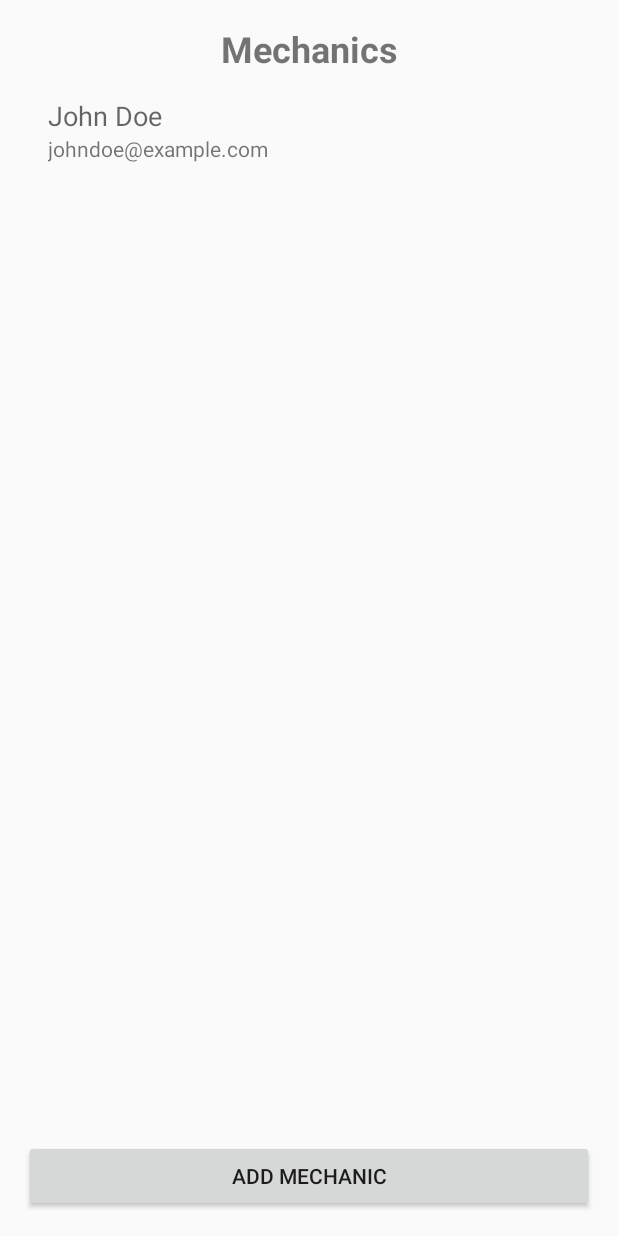
After one commit to TurtleIt31/AndriodRushAPp, an Android app built with Jetpack Compose: the MechanicsActivity screen opened directly, with no data from a screen before it, on a phone screen of 412 x 824 dp. The commit adds this screen. Run offline under Robolectric (Android 15) with nearby library versions, the phone set to English and light mode, and no system bars; our stand-ins replace CircleImageView.

Commit message:
added Mechanic page and added functionality did not test

```diff
--- a/app/src/main/AndroidManifest.xml
+++ b/app/src/main/AndroidManifest.xml
@@ -12,6 +12,11 @@
         android:supportsRtl="true"
         android:theme="@style/Theme.RushApp"
         tools:targetApi="31">
+        <activity
+            android:name=".MechanicsActivity"
+            android:exported="false"
+            android:label="@string/title_activity_mechanics"
+            android:theme="@style/Theme.RushApp" />
         <activity
             android:name=".VehicleActivity"
             android:exported="false"
--- a/app/src/main/java/Data/DataHandler.kt
+++ b/app/src/main/java/Data/DataHandler.kt
@@ -8,7 +8,7 @@ import android.util.Log
 
 class DataHandler(context: Context) {
 
-    private val dbHelper = DatabaseHelper(context)
+    val dbHelper = DatabaseHelper(context)
 
     // **Populate Sample Data**
     fun populateSampleData() {
@@ -316,6 +316,29 @@ class DataHandler(context: Context) {
         }
     }
 
+    fun getAllMechanics(db: SQLiteDatabase): List<Mechanic> {
+        val mechanics = mutableListOf<Mechanic>()
+        val cursor = db.query(
+            "Mechanics",
+            arrayOf("name", "email"),
+            null, // No WHERE clause to get all mechanics
+            null,
+            null,
+            null,
+            null
+        )
+
+        cursor.use {
+            while (it.moveToNext()) {
+                val name = it.getString(it.getColumnIndexOrThrow("name"))
+                val email = it.getString(it.getColumnIndexOrThrow("email"))
+                mechanics.add(Mechanic(name, email))
+            }
+        }
+        return mechanics
+    }
+
+
     private fun getCustomerIdByName(db: SQLiteDatabase, name: String): Long? {
         val cursor = db.query(
             "Customers",
--- /dev/null
+++ b/app/src/main/java/com/example/rushapp/Mechanic.kt
@@ -0,0 +1,3 @@
+package com.example.rushapp
+
+class Mechanic(val name: String, val email: String)
--- /dev/null
+++ b/app/src/main/java/com/example/rushapp/MechanicsActivity.kt
@@ -0,0 +1,33 @@
+package com.example.rushapp
+
+import android.content.Intent
+import android.os.Bundle
+import android.widget.Button
+import androidx.activity.ComponentActivity
+import androidx.recyclerview.widget.LinearLayoutManager
+import androidx.recyclerview.widget.RecyclerView
+
+class MechanicsActivity : ComponentActivity() {
+    private lateinit var dataHandler: DataHandler
+
+    override fun onCreate(savedInstanceState: Bundle?) {
+        super.onCreate(savedInstanceState)
+        setContentView(R.layout.activity_mechanics)
+
+        dataHandler = DataHandler(this) // Initialize DataHandler
+
+        // Get the database instance
+        val db = dataHandler.dbHelper.readableDatabase
+
+        // Fetch mechanics from the database
+        val mechanics = dataHandler.getAllMechanics(db)
+
+        // Find RecyclerView and set up adapter
+        val recyclerView: RecyclerView = findViewById(R.id.mechanicsRecyclerView)
+        recyclerView.layoutManager = LinearLayoutManager(this)
+        recyclerView.adapter = MechanicsAdapter(mechanics)
+
+        // Close database after use
+        db.close()
+    }
+}
--- /dev/null
+++ b/app/src/main/java/com/example/rushapp/MechanicsAdapter.kt
@@ -0,0 +1,30 @@
+package com.example.rushapp
+
+import android.view.LayoutInflater
+import android.view.View
+import android.view.ViewGroup
+import android.widget.TextView
+import androidx.recyclerview.widget.RecyclerView
+
+class MechanicsAdapter(private val mechanics: List<Mechanic>) :
+    RecyclerView.Adapter<MechanicsAdapter.MechanicViewHolder>() {
+
+    class MechanicViewHolder(view: View) : RecyclerView.ViewHolder(view) {
+        val nameTextView: TextView = view.findViewById(R.id.mechanicNameTextView)
+        val emailTextView: TextView = view.findViewById(R.id.mechanicEmailTextView)
+    }
+
+    override fun onCreateViewHolder(parent: ViewGroup, viewType: Int): MechanicViewHolder {
+        val view = LayoutInflater.from(parent.context)
+            .inflate(R.layout.item_mechanic, parent, false)
+        return MechanicViewHolder(view)
+    }
+
+    override fun onBindViewHolder(holder: MechanicViewHolder, position: Int) {
+        val mechanic = mechanics[position]
+        holder.nameTextView.text = mechanic.name
+        holder.emailTextView.text = mechanic.email
+    }
+
+    override fun getItemCount(): Int = mechanics.size
+}
--- a/app/src/main/res/layout/activity_mechanics.xml
+++ b/app/src/main/res/layout/activity_mechanics.xml
@@ -1,6 +1,37 @@
 <?xml version="1.0" encoding="utf-8"?>
-<androidx.constraintlayout.widget.ConstraintLayout xmlns:android="http://schemas.android.com/apk/res/android"
+<androidx.constraintlayout.widget.ConstraintLayout
+    xmlns:android="http://schemas.android.com/apk/res/android"
+    xmlns:app="http://schemas.android.com/apk/res-auto"
     android:layout_width="match_parent"
-    android:layout_height="match_parent">
+    android:layout_height="match_parent"
+    android:padding="16dp">
 
+    <TextView
+        android:id="@+id/titleTextView"
+        android:layout_width="wrap_content"
+        android:layout_height="wrap_content"
+        android:text="Mechanics"
+        android:textSize="24sp"
+        android:textStyle="bold"
+        app:layout_constraintTop_toTopOf="parent"
+        app:layout_constraintStart_toStartOf="parent"
+        app:layout_constraintEnd_toEndOf="parent" />
+
+    <androidx.recyclerview.widget.RecyclerView
+        android:id="@+id/mechanicsRecyclerView"
+        android:layout_width="0dp"
+        android:layout_height="0dp"
+        app:layout_constraintTop_toBottomOf="@id/titleTextView"
+        app:layout_constraintStart_toStartOf="parent"
+        app:layout_constraintEnd_toEndOf="parent"
+        app:layout_constraintBottom_toTopOf="@+id/addMechanicButton" />
+
+    <Button
+        android:id="@+id/addMechanicButton"
+        android:layout_width="0dp"
+        android:layout_height="wrap_content"
+        android:text="Add Mechanic"
+        app:layout_constraintStart_toStartOf="parent"
+        app:layout_constraintEnd_toEndOf="parent"
+        app:layout_constraintBottom_toBottomOf="parent" />
 </androidx.constraintlayout.widget.ConstraintLayout>
--- /dev/null
+++ b/app/src/main/res/layout/item_mechanic.xml
@@ -0,0 +1,21 @@
+<?xml version="1.0" encoding="utf-8"?>
+<LinearLayout xmlns:android="http://schemas.android.com/apk/res/android"
+    android:layout_width="match_parent"
+    android:layout_height="wrap_content"
+    android:orientation="vertical"
+    android:padding="16dp">
+
+    <TextView
+        android:id="@+id/mechanicNameTextView"
+        android:layout_width="match_parent"
+        android:layout_height="wrap_content"
+        android:text="Mechanic Name"
+        android:textAppearance="?android:attr/textAppearanceMedium" />
+
+    <TextView
+        android:id="@+id/mechanicEmailTextView"
+        android:layout_width="match_parent"
+        android:layout_height="wrap_content"
+        android:text="Mechanic Email"
+        android:textAppearance="?android:attr/textAppearanceSmall" />
+</LinearLayout>
--- a/app/src/main/res/values/strings.xml
+++ b/app/src/main/res/values/strings.xml
@@ -12,6 +12,7 @@
     <string name="title_activity_invoices">InvoicesActivity</string>
     <string name="title_activity_vehicle">VehicleActivity</string>
     <string name="rush_app_logo">Rush Mechanics</string>
+    <string name="title_activity_mechanics">MechanicsActivity</string>
 
 
 </resources>
```
